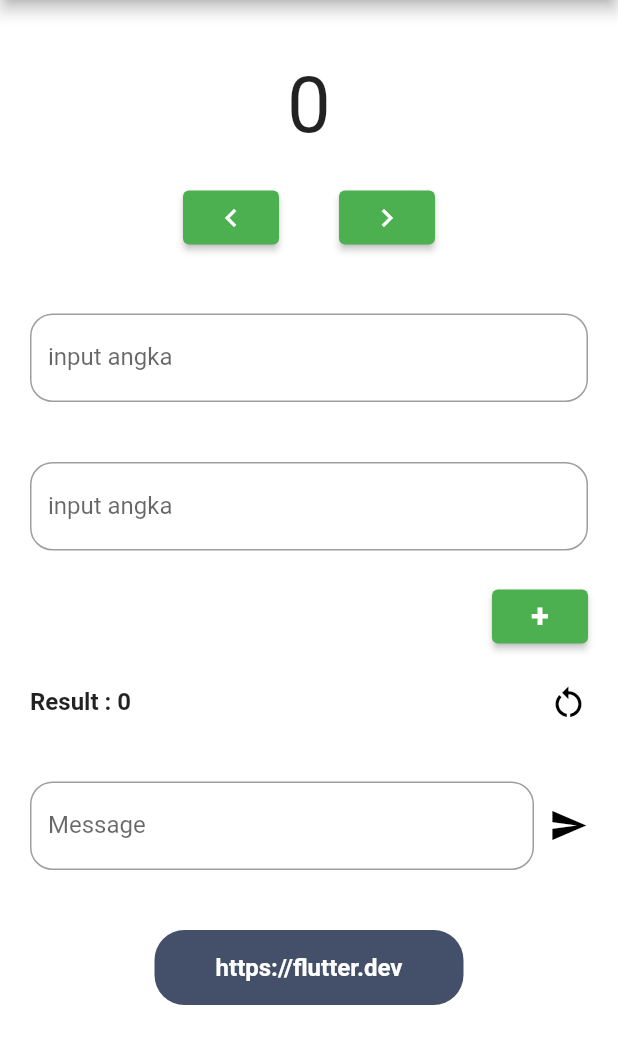
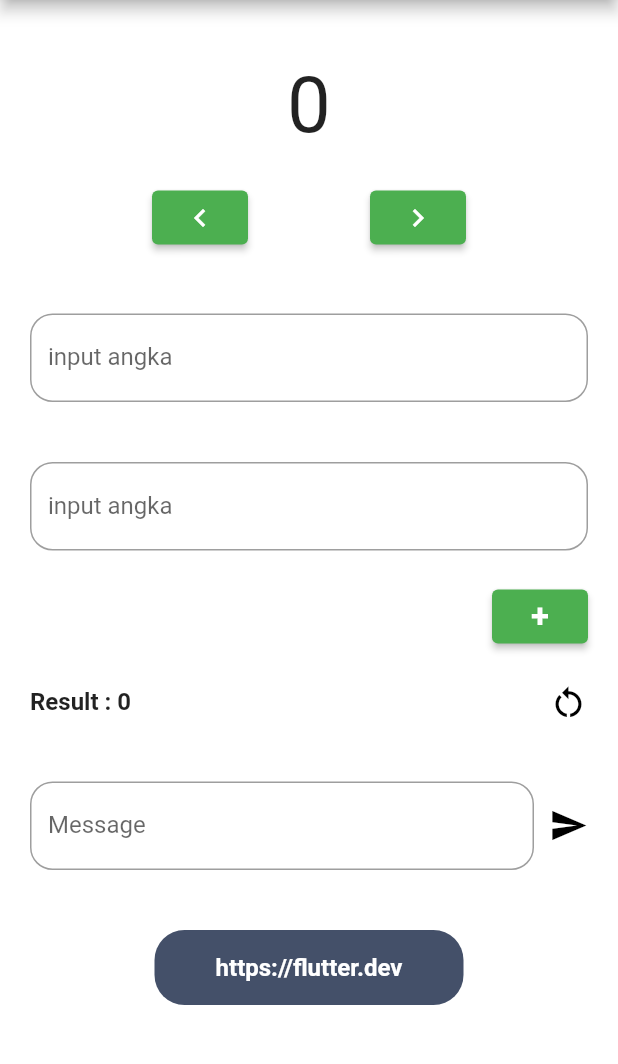
Before and after one commit to Rokel15/ModulMCS, a Flutter app: the screen it shows after launch, on a phone screen of 412 x 824 dp, the part 84-1148 px from its top. Run offline on Flutter 3.47's test engine with Material 2 defaults, Android fonts, the phone set to English and light mode, and no system bars; our stand-ins replace get, google_fonts, sqflite; accounts and stored records are empty.

Commit message:
add images

```diff
--- a/Bab 1/lib/HomePage.dart
+++ b/Bab 1/lib/HomePage.dart
@@ -70,7 +70,7 @@ class _HomePageState extends State<HomePage> {
               Padding(
                 padding: const EdgeInsets.only(top: 20, bottom: 20),
                 child: Row(
-                  mainAxisAlignment: MainAxisAlignment.center,
+                  mainAxisAlignment: MainAxisAlignment.spaceEvenly,
                   children: [
                     ElevatedButton(
                         child: Icon(Icons.keyboard_arrow_left),
@@ -78,7 +78,7 @@ class _HomePageState extends State<HomePage> {
                           decrement();
                         }
                     ),
-                    SizedBox(width: 40,),
+                    // SizedBox(width: 40,),
                     ElevatedButton(
                         child: Icon(Icons.keyboard_arrow_right),
                         onPressed: (){
@@ -219,7 +219,6 @@ class _HomePageState extends State<HomePage> {
                             context,
                             route
                         );
-
                       },
                     )
                   ],
```
Also changed, not shown: Images/bab 1/url_launcher on pubspec.yaml.png (added).
